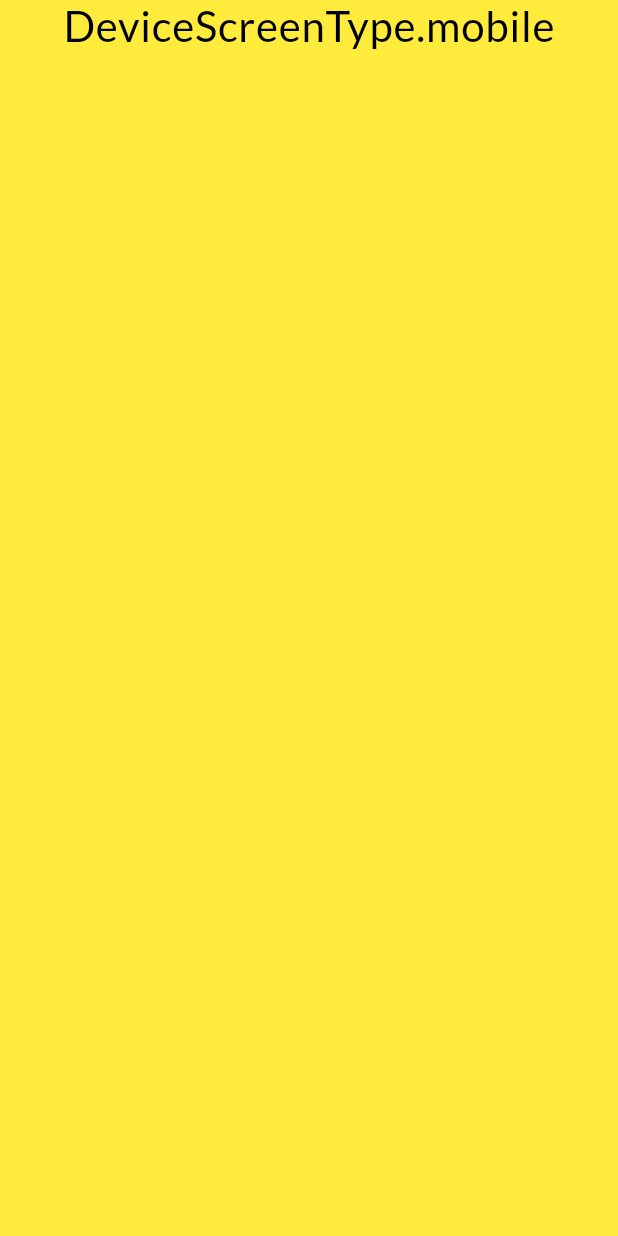
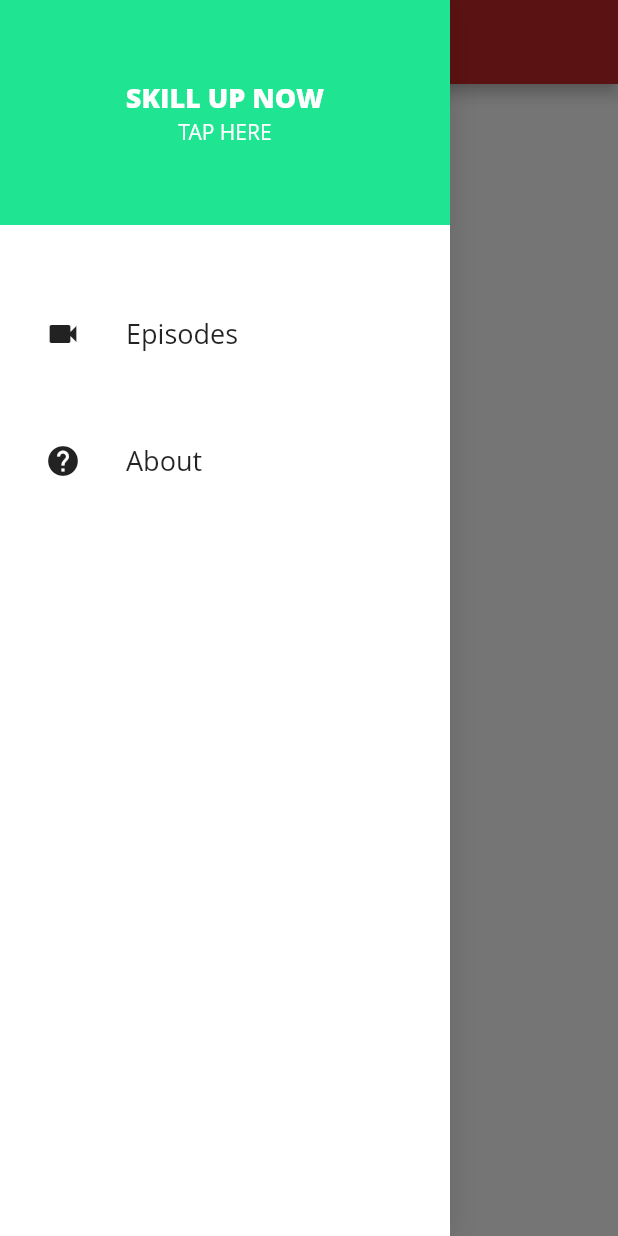
Before and after one commit to IHKodifier/HHFNextGen, a Flutter app: the screen it shows after launch, with the side drawer open (before the commit the screen has no drawer), on a phone screen of 412 x 824 dp. Run offline on Flutter 3.47's test engine with Material 2 defaults, Android fonts, the phone set to English and light mode, and no system bars; our stand-ins replace google_fonts, responsive_builder; Roboto replaces fonts that are missing (Open Sans); project files that could hold a hidden picture were left out.

Commit message:
some additions

```diff
--- /dev/null
+++ b/lib/app/constants/app_colors.dart
@@ -0,0 +1,3 @@
+import 'package:flutter/material.dart';
+
+const Color primaryColor = Color.fromARGB(255, 31, 229, 146);
--- a/lib/main.dart
+++ b/lib/main.dart
@@ -1,51 +1,19 @@
 import 'package:flutter/material.dart';
-import 'package:hhf_next_gen/app/app_shell.dart';
+import 'package:hhf_next_gen/ui/views/home/home_view.dart';
 
-void main() {
-  runApp(MyApp());
-}
+void main() => runApp(MyApp());
 
 class MyApp extends StatelessWidget {
-  // This widget is the root of your application.
   @override
   Widget build(BuildContext context) {
     return MaterialApp(
       title: 'Flutter Demo',
       debugShowCheckedModeBanner: false,
       theme: ThemeData(
-        brightness: Brightness.dark,
-        appBarTheme: const AppBarTheme(backgroundColor: Colors.black),
-        scaffoldBackgroundColor: const Color(0xFF121212),
-        backgroundColor: const Color(0xFF121212),
-        primaryColor: Colors.black,
-        accentColor: const Color(0xFF1DB954),
-        iconTheme: const IconThemeData().copyWith(color: Colors.white),
-        // fontFamily: 'GoogleFonts.',
-        textTheme: TextTheme(
-          headline2: const TextStyle(
-            color: Colors.white,
-            fontSize: 32.0,
-            fontWeight: FontWeight.bold,
-          ),
-          headline4: TextStyle(
-            fontSize: 12.0,
-            color: Colors.grey[300],
-            fontWeight: FontWeight.w500,
-            letterSpacing: 2.0,
-          ),
-          bodyText1: TextStyle(
-            color: Colors.grey[300],
-            fontSize: 14.0,
-            fontWeight: FontWeight.w600,
-            letterSpacing: 1.0,
-          ),
-          bodyText2: TextStyle(
-            color: Colors.grey[300],
-            letterSpacing: 1.0,
-          ),
-        ),
+        primarySwatch: Colors.blue,
+        textTheme: Theme.of(context).textTheme.apply(fontFamily: 'Open Sans'),
       ),
-      home: AppShell(),
+      home: HomeView(),
     );
   }
 }
--- /dev/null
+++ b/lib/ui/views/home/home_content_mobile.dart
@@ -0,0 +1,22 @@
+import 'package:flutter/material.dart';
+// import 'package:the_basics/widgets/call_to_action/call_to_action.dart';
+// import 'package:the_basics/widgets/course_details/course_details.dart';
+
+class HomeContentMobile extends StatelessWidget {
+  const HomeContentMobile({Key? key}) : super(key: key);
+
+  @override
+  Widget build(BuildContext context) {
+    return Column(
+      mainAxisSize: MainAxisSize.max,
+      mainAxisAlignment: MainAxisAlignment.center,
+      children: <Widget>[
+        Text('mobile Home'),
+        SizedBox(
+          height: 100,
+        ),
+        // CallToAction('Join Course'),
+      ],
+    );
+  }
+}
--- /dev/null
+++ b/lib/ui/views/home/home_view.dart
@@ -0,0 +1,39 @@
+import 'package:flutter/material.dart';
+import 'package:hhf_next_gen/ui/views/home/home_content_desktop.dart';
+import 'package:hhf_next_gen/ui/views/home/home_content_mobile.dart';
+import 'package:hhf_next_gen/ui/widgets/centered_view/centered_view.dart';
+import 'package:hhf_next_gen/ui/widgets/navigation_bar/navigation_bar.dart';
+import 'package:hhf_next_gen/ui/widgets/navigation_drawer/navigation_drawer.dart';
+import 'package:responsive_builder/responsive_builder.dart';
+
+class HomeView extends StatelessWidget {
+  const HomeView({Key? key}) : super(key: key);
+
+  @override
+  Widget build(BuildContext context) {
+    return ResponsiveBuilder(
+      builder: (context, sizingInformation) => Scaffold(
+        appBar: sizingInformation.deviceScreenType == DeviceScreenType.mobile
+            ? AppBar(
+                backgroundColor: Colors.red[800],
+              )
+            : null,
+        drawer: sizingInformation.deviceScreenType == DeviceScreenType.mobile
+            ? NavigationDrawer()
+            : null,
+        backgroundColor: Colors.white,
+        body: Column(
+          mainAxisAlignment: MainAxisAlignment.start,
+          children: <Widget>[
+            // NavigationBar(),
+            Expanded(
+                child: ScreenTypeLayout(
+              mobile: HomeContentMobile(),
+              desktop: HomeContentDesktop(),
+            ))
+          ],
+        ),
+      ),
+    );
+  }
+}
--- /dev/null
+++ b/lib/ui/widgets/navigation_bar/nav_bar_item.dart
@@ -0,0 +1,14 @@
+import 'package:flutter/material.dart';
+
+class NavBarItem extends StatelessWidget {
+  final String title;
+  const NavBarItem(this.title);
+
+  @override
+  Widget build(BuildContext context) {
+    return Text(
+      title,
+      style: TextStyle(fontSize: 18),
+    );
+  }
+}
--- /dev/null
+++ b/lib/ui/widgets/navigation_drawer/navigation_drawer.dart
@@ -0,0 +1,27 @@
+import 'package:flutter/material.dart';
+import 'package:hhf_next_gen/ui/widgets/navigation_drawer/navigation_drawer_header.dart';
+import 'package:hhf_next_gen/ui/widgets/navigation_drawer/navigation_drawer_item.dart';
+
+class NavigationDrawer extends StatelessWidget {
+  const NavigationDrawer({Key? key}) : super(key: key);
+
+  @override
+  Widget build(BuildContext context) {
+    return Container(
+      width: 300,
+      decoration: BoxDecoration(
+        color: Colors.white,
+        boxShadow: [
+          BoxShadow(color: Colors.black12, blurRadius: 16),
+        ],
+      ),
+      child: Column(
+        children: <Widget>[
+          NavigationDrawerHeader(),
+          DrawerItem('Episodes', Icons.videocam),
+          DrawerItem('About', Icons.help),
+        ],
+      ),
+    );
+  }
+}
--- /dev/null
+++ b/lib/ui/widgets/navigation_drawer/navigation_drawer_header.dart
@@ -0,0 +1,31 @@
+import 'package:flutter/material.dart';
+import 'package:hhf_next_gen/app/constants/app_colors.dart';
+
+class NavigationDrawerHeader extends StatelessWidget {
+  const NavigationDrawerHeader({Key? key}) : super(key: key);
+
+  @override
+  Widget build(BuildContext context) {
+    return Container(
+      height: 150,
+      color: primaryColor,
+      alignment: Alignment.center,
+      child: Column(
+        mainAxisSize: MainAxisSize.min,
+        children: <Widget>[
+          Text(
+            'SKILL UP NOW',
+            style: TextStyle(
+                fontSize: 18, fontWeight: FontWeight.w800, color: Colors.white),
+          ),
+          Text(
+            'TAP HERE',
+            style: TextStyle(
+              color: Colors.white,
+            ),
+          )
+        ],
+      ),
+    );
+  }
+}
--- /dev/null
+++ b/lib/ui/widgets/navigation_drawer/navigation_drawer_item.dart
@@ -0,0 +1,24 @@
+import 'package:flutter/material.dart';
+import 'package:hhf_next_gen/ui/widgets/navigation_bar/nav_bar_item.dart';
+
+class DrawerItem extends StatelessWidget {
+  final String title;
+  final IconData icon;
+  const DrawerItem(this.title, this.icon);
+
+  @override
+  Widget build(BuildContext context) {
+    return Padding(
+      padding: const EdgeInsets.only(left: 30, top: 60),
+      child: Row(
+        children: <Widget>[
+          Icon(icon),
+          SizedBox(
+            width: 30,
+          ),
+          NavBarItem(title)
+        ],
+      ),
+    );
+  }
+}
```
Also changed, not shown: lib/ui/views/home/home_content_desktop.dart (added, +43 -0 lines), lib/ui/widgets/centered_view/centered_view.dart (added, +19 -0 lines), lib/ui/widgets/navigation_bar/nav_bar_logo.dart (added, +16 -0 lines), lib/ui/widgets/navigation_bar/nav_bar_mobile.dart (added, +24 -0 lines), lib/ui/widgets/navigation_bar/nav_bar_tablet_desktop.dart (added, +30 -0 lines), lib/ui/widgets/navigation_bar/navigation_bar.dart (added, +16 -0 lines).
